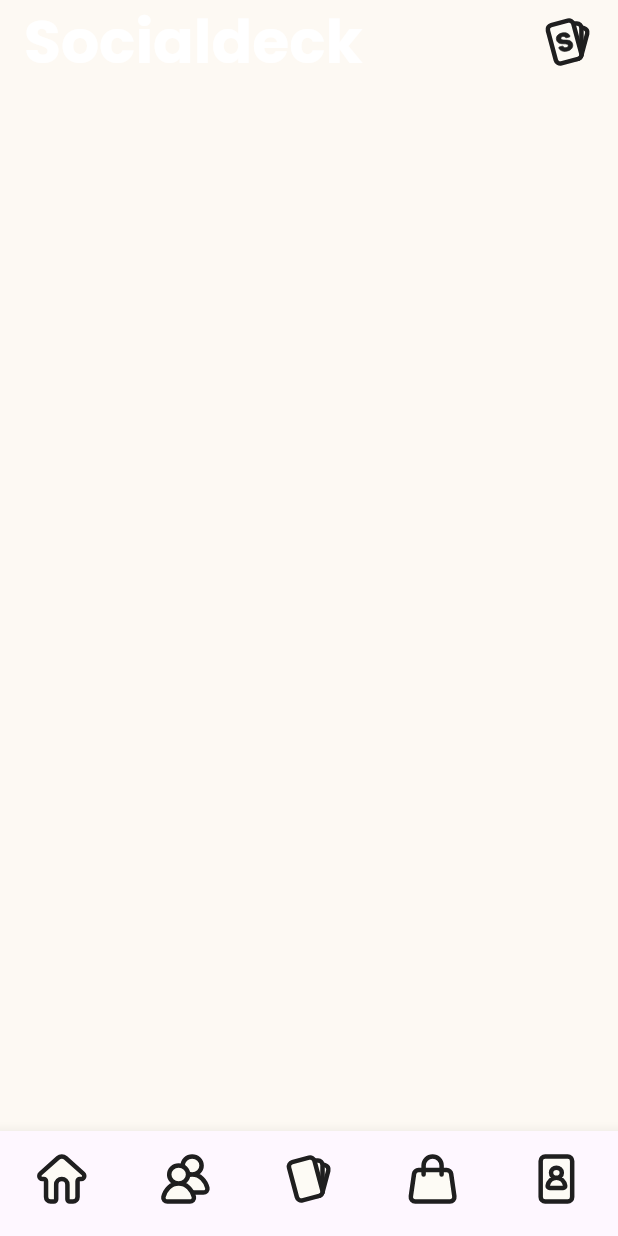
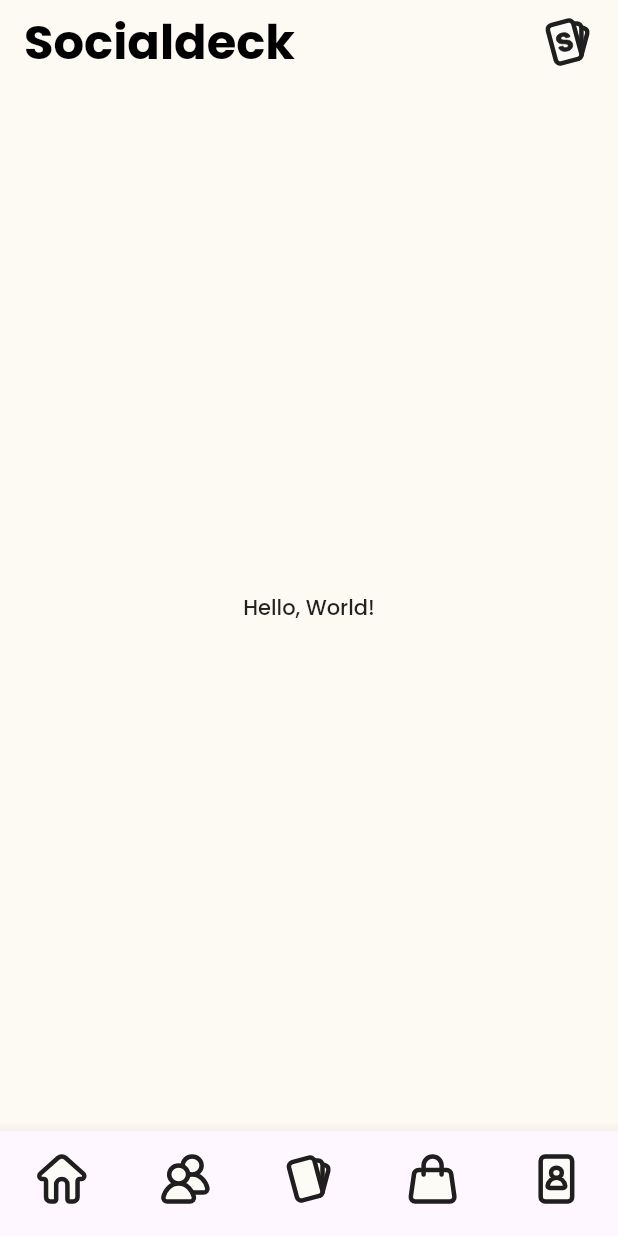
Before and after one commit to TpSoftDev/Socialdeck-DesignSystem-Colors, a Flutter app: the screen it shows after launch, on a phone screen of 412 x 824 dp. Run offline on Flutter 3.47's test engine with Material 3 defaults, Android fonts, the light colour scheme and no system bars; our stand-ins replace flutter_svg.

```diff
--- a/socialdeck_ds_colors/lib/main.dart
+++ b/socialdeck_ds_colors/lib/main.dart
@@ -3,7 +3,8 @@ import 'package:flutter_svg/flutter_svg.dart';
 import 'package:socialdeck_ds_colors/Design_System%20/Utils/Themes/custom_themes/typography.dart';
 import 'package:socialdeck_ds_colors/Design_System%20/Utils/Themes/theme.dart';
 import 'package:socialdeck_ds_colors/Design_System%20/Utils/constants/image_strings.dart';
-import 'Design_System /Utils/constants/app_colors.dart';
+
+
 
 void main() {
   runApp(const MyApp());
@@ -24,7 +25,7 @@ class MyApp extends StatelessWidget {
       home: Scaffold(
         backgroundColor: SDeckAppTheme.lightTheme.scaffoldBackgroundColor,
         appBar: AppBar(
-          title: Text('Socialdeck', style: SDeckTypography.darkTextTheme.H3),
+          title: Text('Socialdeck', style: SDeckTypography.lightTextTheme.H4),
           backgroundColor: SDeckAppTheme.lightTheme.scaffoldBackgroundColor,
           actions: [
             Padding(
@@ -38,6 +39,13 @@ class MyApp extends StatelessWidget {
             ),
           ],
         ),
+
+        //Body
+        body: const Center(
+          child: Text('Hello, World!'),
+        ),
+
+        //Bottom Navigation Bar
         bottomNavigationBar: BottomNavigationBar(
           type: BottomNavigationBarType.fixed,
           showSelectedLabels: false,
```
